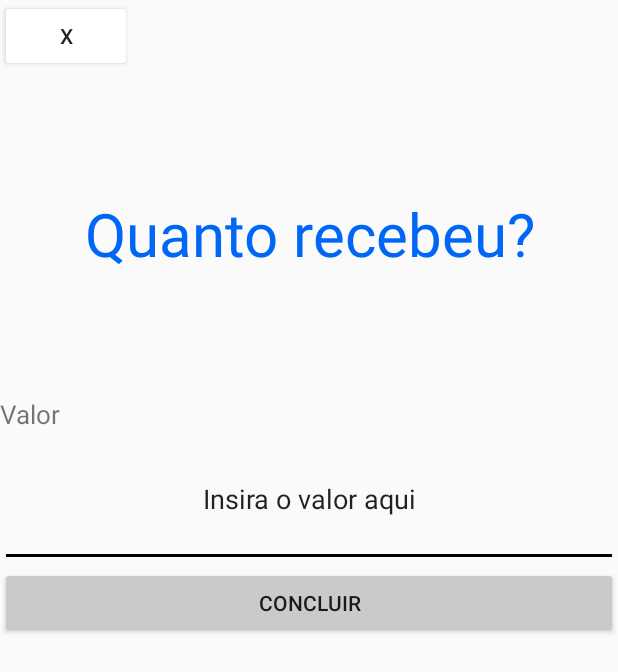
After one commit to mericxy/Vai-com-calma, an Android app built with Jetpack Compose: the layout quanto_recebi.xml on its own in the app's theme, with its tools: preview values and no code run, on a phone screen of 412 x 824 dp. The commit adds this screen. Shown: the top 672 px of the screen. Run offline under Robolectric (Android 15) with nearby library versions, the phone set to English and light mode, and no system bars; Roboto replaces fonts that are not available here.

Commit message:
modificações que eu fiz na aula passada

```diff
--- /dev/null
+++ b/app/src/main/res/layout/quanto_recebi.xml
@@ -0,0 +1,49 @@
+<?xml version="1.0" encoding="utf-8"?>
+<LinearLayout xmlns:android="http://schemas.android.com/apk/res/android"
+    android:orientation="vertical"
+    android:layout_width="match_parent"
+    android:layout_height="match_parent">
+
+    <Button
+        android:id="@+id/button5"
+        android:layout_width="wrap_content"
+        android:layout_height="wrap_content"
+        android:backgroundTint="#FFFFFF"
+        android:text="X" />
+
+    <TextView
+        android:id="@+id/textView5"
+        android:layout_width="match_parent"
+        android:layout_height="216dp"
+        android:layout_gravity="center|center_horizontal"
+        android:gravity="center|center_horizontal"
+        android:text="Quanto recebeu?"
+        android:textColor="@color/azul"
+        android:textSize="40sp" />
+
+    <TextView
+        android:id="@+id/textView7"
+        android:layout_width="match_parent"
+        android:layout_height="wrap_content"
+        android:text="Valor"
+        android:textSize="17sp" />
+
+    <EditText
+        android:id="@+id/editTextNumberDecimal"
+        android:layout_width="match_parent"
+        android:layout_height="90dp"
+        android:layout_gravity="center|center_horizontal"
+        android:backgroundTint="@color/preto"
+        android:ems="10"
+        android:gravity="center|center_horizontal"
+        android:inputType="numberDecimal"
+        android:text="Insira o valor aqui" />
+
+    <Button
+        android:id="@+id/button4"
+        android:layout_width="match_parent"
+        android:layout_height="wrap_content"
+        android:layout_gravity="center|center_horizontal|end"
+        android:backgroundTint="@color/desabilitado"
+        android:text="CONCLUIR" />
+</LinearLayout>
```
Also changed, not shown: app/src/main/java/com/example/vaicomcalma/MainActivity.kt (+8 -0 lines), app/src/main/res/layout/activity_main.xml (+92 -6 lines), app/src/main/res/layout/main.xml (deleted, +0 -52 lines), app/src/main/res/layout/quanto_gastou.xml (added, +49 -0 lines).
